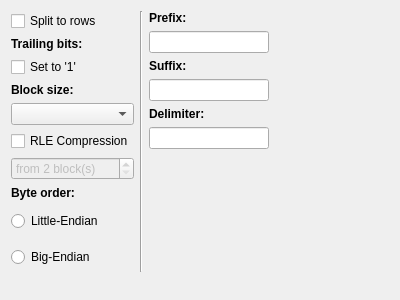
Qt form controls/setup/parts/image/setuptabimage.ui (riuson/lcd-image-converter) before a commit.
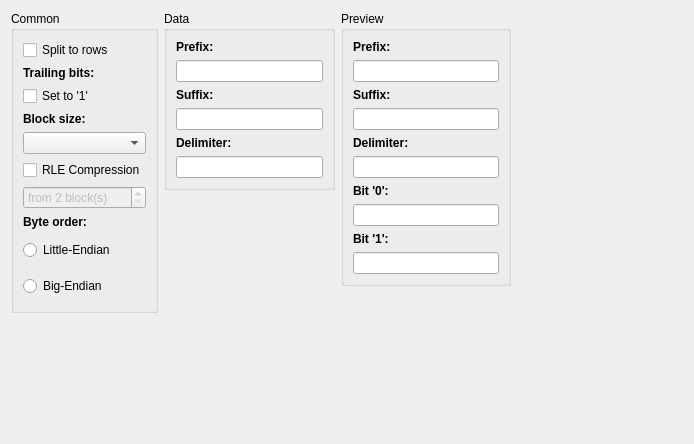
The same form after that commit.

Commit message:
Changed layout of SetupTabImage widget
Added new widgets, renamed some old widgets, added group boxes.

Patch:
```diff
--- a/controls/setup/parts/image/setuptabimage.ui
+++ b/controls/setup/parts/image/setuptabimage.ui
@@ -6,17 +6,21 @@
    <rect>
     <x>0</x>
     <y>0</y>
-    <width>400</width>
-    <height>300</height>
+    <width>694</width>
+    <height>444</height>
    </rect>
   </property>
   <property name="windowTitle">
    <string>Image</string>
   </property>
-  <layout class="QVBoxLayout" name="verticalLayout_4">
-   <item>
     <layout class="QHBoxLayout" name="horizontalLayout">
      <item>
+    <layout class="QVBoxLayout" name="verticalLayout_2">
+     <item>
+      <widget class="QGroupBox" name="groupBoxCommon">
+       <property name="title">
+        <string>Common</string>
+       </property>
       <layout class="QVBoxLayout" name="verticalLayout">
        <item>
         <widget class="QCheckBox" name="checkBoxSplitToRows">
@@ -143,16 +147,31 @@
         </widget>
        </item>
       </layout>
+      </widget>
      </item>
      <item>
-      <widget class="Line" name="line">
+      <spacer name="verticalSpacer">
        <property name="orientation">
         <enum>Qt::Vertical</enum>
        </property>
-      </widget>
+       <property name="sizeHint" stdset="0">
+        <size>
+         <width>58</width>
+         <height>55</height>
+        </size>
+       </property>
+      </spacer>
      </item>
+    </layout>
+   </item>
      <item>
-      <layout class="QVBoxLayout" name="verticalLayout_2">
+    <layout class="QVBoxLayout" name="verticalLayoutData">
+     <item>
+      <widget class="QGroupBox" name="groupBoxData">
+       <property name="title">
+        <string>Data</string>
+       </property>
+       <layout class="QVBoxLayout" name="verticalLayout_3">
        <item>
         <widget class="QLabel" name="label">
          <property name="font">
@@ -167,7 +186,7 @@
         </widget>
        </item>
        <item>
-        <widget class="QLineEdit" name="lineEditPrefix"/>
+         <widget class="QLineEdit" name="lineEditBlockPrefix"/>
        </item>
        <item>
         <widget class="QLabel" name="label_2">
@@ -183,7 +202,7 @@
         </widget>
        </item>
        <item>
-        <widget class="QLineEdit" name="lineEditSuffix"/>
+         <widget class="QLineEdit" name="lineEditBlockSuffix"/>
        </item>
        <item>
         <widget class="QLabel" name="label_5">
@@ -199,7 +218,23 @@
         </widget>
        </item>
        <item>
-        <widget class="QLineEdit" name="lineEditDelimiter"/>
+         <widget class="QLineEdit" name="lineEditBlockDelimiter"/>
+        </item>
+       </layout>
+       <zorder>label</zorder>
+       <zorder>lineEditBlockSuffix</zorder>
+       <zorder>lineEditBlockDelimiter</zorder>
+       <zorder>label_5</zorder>
+       <zorder>label_2</zorder>
+       <zorder>lineEditBlockPrefix</zorder>
+       <zorder>label</zorder>
+       <zorder>lineEditBlockDelimiter</zorder>
+       <zorder>lineEditBlockSuffix</zorder>
+       <zorder>label</zorder>
+       <zorder>label_2</zorder>
+       <zorder>label_5</zorder>
+       <zorder>lineEditBlockPrefix</zorder>
+      </widget>
        </item>
        <item>
         <spacer name="verticalSpacer_2">
@@ -208,8 +243,114 @@
          </property>
          <property name="sizeHint" stdset="0">
           <size>
-           <width>20</width>
-           <height>40</height>
+         <width>17</width>
+         <height>72</height>
+        </size>
+       </property>
+      </spacer>
+     </item>
+    </layout>
+   </item>
+   <item>
+    <layout class="QVBoxLayout" name="verticalLayoutPreview">
+     <item>
+      <widget class="QGroupBox" name="groupBoxPreview">
+       <property name="title">
+        <string>Preview</string>
+       </property>
+       <layout class="QVBoxLayout" name="verticalLayout_4">
+        <item>
+         <widget class="QLabel" name="label_7">
+          <property name="font">
+           <font>
+            <weight>75</weight>
+            <bold>true</bold>
+           </font>
+          </property>
+          <property name="text">
+           <string>Prefix:</string>
+          </property>
+         </widget>
+        </item>
+        <item>
+         <widget class="QLineEdit" name="lineEditPreviewPrefix"/>
+        </item>
+        <item>
+         <widget class="QLabel" name="label_8">
+          <property name="font">
+           <font>
+            <weight>75</weight>
+            <bold>true</bold>
+           </font>
+          </property>
+          <property name="text">
+           <string>Suffix:</string>
+          </property>
+         </widget>
+        </item>
+        <item>
+         <widget class="QLineEdit" name="lineEditPreviewSuffix"/>
+        </item>
+        <item>
+         <widget class="QLabel" name="label_9">
+          <property name="font">
+           <font>
+            <weight>75</weight>
+            <bold>true</bold>
+           </font>
+          </property>
+          <property name="text">
+           <string>Delimiter:</string>
+          </property>
+         </widget>
+        </item>
+        <item>
+         <widget class="QLineEdit" name="lineEditPreviewDelimiter"/>
+        </item>
+        <item>
+         <widget class="QLabel" name="label_10">
+          <property name="font">
+           <font>
+            <weight>75</weight>
+            <bold>true</bold>
+           </font>
+          </property>
+          <property name="text">
+           <string>Bit '0':</string>
+          </property>
+         </widget>
+        </item>
+        <item>
+         <widget class="QLineEdit" name="lineEditPreviewBit0"/>
+        </item>
+        <item>
+         <widget class="QLabel" name="label_11">
+          <property name="font">
+           <font>
+            <weight>75</weight>
+            <bold>true</bold>
+           </font>
+          </property>
+          <property name="text">
+           <string>Bit '1':</string>
+          </property>
+         </widget>
+        </item>
+        <item>
+         <widget class="QLineEdit" name="lineEditPreviewBit1"/>
+        </item>
+       </layout>
+      </widget>
+     </item>
+     <item>
+      <spacer name="verticalSpacer_3">
+       <property name="orientation">
+        <enum>Qt::Vertical</enum>
+       </property>
+       <property name="sizeHint" stdset="0">
+        <size>
+         <width>17</width>
+         <height>72</height>
           </size>
          </property>
         </spacer>
@@ -221,25 +362,13 @@
        <property name="orientation">
         <enum>Qt::Horizontal</enum>
        </property>
+     <property name="sizeType">
+      <enum>QSizePolicy::MinimumExpanding</enum>
+     </property>
        <property name="sizeHint" stdset="0">
         <size>
-         <width>40</width>
+       <width>172</width>
          <height>20</height>
-        </size>
-       </property>
-      </spacer>
-     </item>
-    </layout>
-   </item>
-   <item>
-    <spacer name="verticalSpacer">
-     <property name="orientation">
-      <enum>Qt::Vertical</enum>
-     </property>
-     <property name="sizeHint" stdset="0">
-      <size>
-       <width>20</width>
-       <height>124</height>
       </size>
      </property>
     </spacer>
```
Lines whose indentation alone changed are shown as unchanged. The commit also changes 2 other files.
